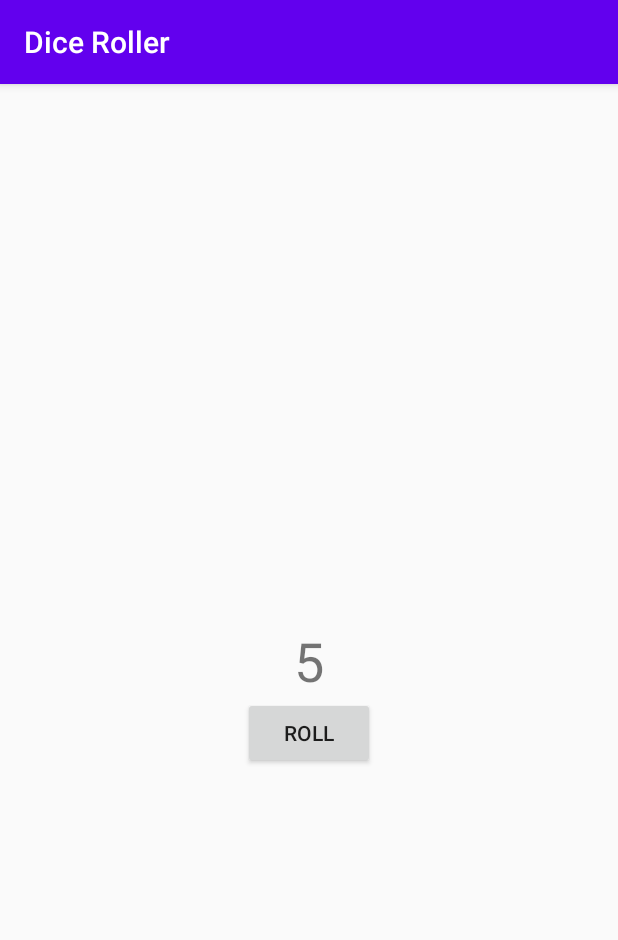
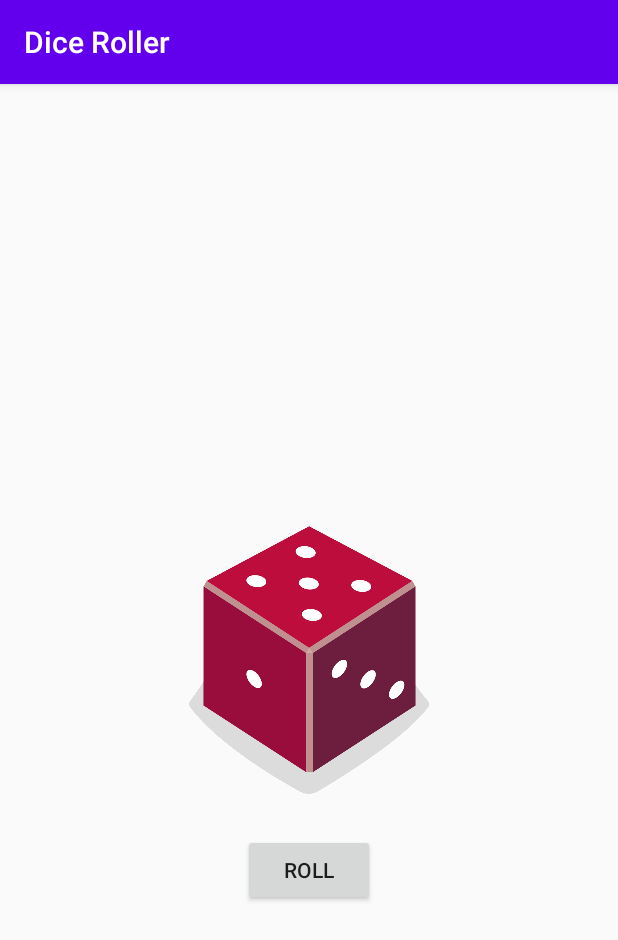
Before and after one commit to ddfilipov/dice-roller-app, an Android app: the screen it shows after launch (MainActivity), after a tap on "ROLL", on a phone screen of 412 x 824 dp. Shown: the top 940 px of the screen. Run offline under Robolectric (Android 15) with nearby library versions, the phone set to English and light mode, and no system bars.

Commit message:
added images instead of text to represent the dice roll

```diff
--- a/app/src/main/java/com/example/diceroller/MainActivity.kt
+++ b/app/src/main/java/com/example/diceroller/MainActivity.kt
@@ -2,7 +2,7 @@ package com.example.diceroller
 
 import android.os.Bundle
 import android.widget.Button
-import android.widget.TextView
+import android.widget.ImageView
 import androidx.appcompat.app.AppCompatActivity
 
 /**
@@ -16,6 +16,9 @@ class MainActivity : AppCompatActivity() {
 
         val rollButton: Button = findViewById(R.id.button)
         rollButton.setOnClickListener { rollDice() }
+
+        // Do a dice roll when the app starts
+        rollDice()
     }
 
     /**
@@ -26,8 +29,23 @@ class MainActivity : AppCompatActivity() {
         val dice = Dice(6)
         val diceRoll = dice.roll()
 
-        // Display the roll of the dice on the screen
-        val resultTextView: TextView = findViewById(R.id.textView)
-        resultTextView.text = diceRoll.toString()
+        // Save the dice image ID into a variable
+        val diceImage: ImageView = findViewById(R.id.diceImageView)
+
+        // Determine the side of the dice that's going to display
+        val drawableResource = when (diceRoll){
+            1 -> R.drawable.dice_1
+            2 -> R.drawable.dice_2
+            3 -> R.drawable.dice_3
+            4 -> R.drawable.dice_4
+            5 -> R.drawable.dice_5
+            else -> R.drawable.dice_6
+        }
+
+        // Update the ImageView with the correct drawable resource ID
+        diceImage.setImageResource(drawableResource)
+
+        // Update the content description
+        diceImage.contentDescription = diceRoll.toString()
     }
 }
--- a/app/src/main/res/layout/activity_main.xml
+++ b/app/src/main/res/layout/activity_main.xml
@@ -6,24 +6,24 @@
     android:layout_height="match_parent"
     tools:context=".MainActivity">
 
-    <TextView
-        android:id="@+id/textView"
-        android:layout_width="wrap_content"
-        android:layout_height="wrap_content"
-        android:textSize="36sp"
-        app:layout_constraintBottom_toBottomOf="parent"
-        app:layout_constraintLeft_toLeftOf="parent"
-        app:layout_constraintRight_toRightOf="parent"
-        app:layout_constraintTop_toTopOf="parent"
-        tools:text="1" />
-
     <Button
         android:id="@+id/button"
         android:layout_width="wrap_content"
         android:layout_height="wrap_content"
+        android:layout_marginTop="16dp"
         android:text="@string/roll"
         app:layout_constraintEnd_toEndOf="parent"
         app:layout_constraintStart_toStartOf="parent"
-        app:layout_constraintTop_toBottomOf="@+id/textView" />
+        app:layout_constraintTop_toBottomOf="@+id/diceImageView" />
+
+    <ImageView
+        android:id="@+id/diceImageView"
+        android:layout_width="160dp"
+        android:layout_height="200dp"
+        app:layout_constraintBottom_toBottomOf="parent"
+        app:layout_constraintEnd_toEndOf="parent"
+        app:layout_constraintStart_toStartOf="parent"
+        app:layout_constraintTop_toTopOf="parent"
+        tools:srcCompat="@drawable/dice_1" />
 
 </androidx.constraintlayout.widget.ConstraintLayout>
```
Also changed, not shown: app/src/main/res/drawable/dice_1.png (added), app/src/main/res/drawable/dice_2.png (added), app/src/main/res/drawable/dice_3.png (added), app/src/main/res/drawable/dice_4.png (added), app/src/main/res/drawable/dice_5.png (added), app/src/main/res/drawable/dice_6.png (added).
